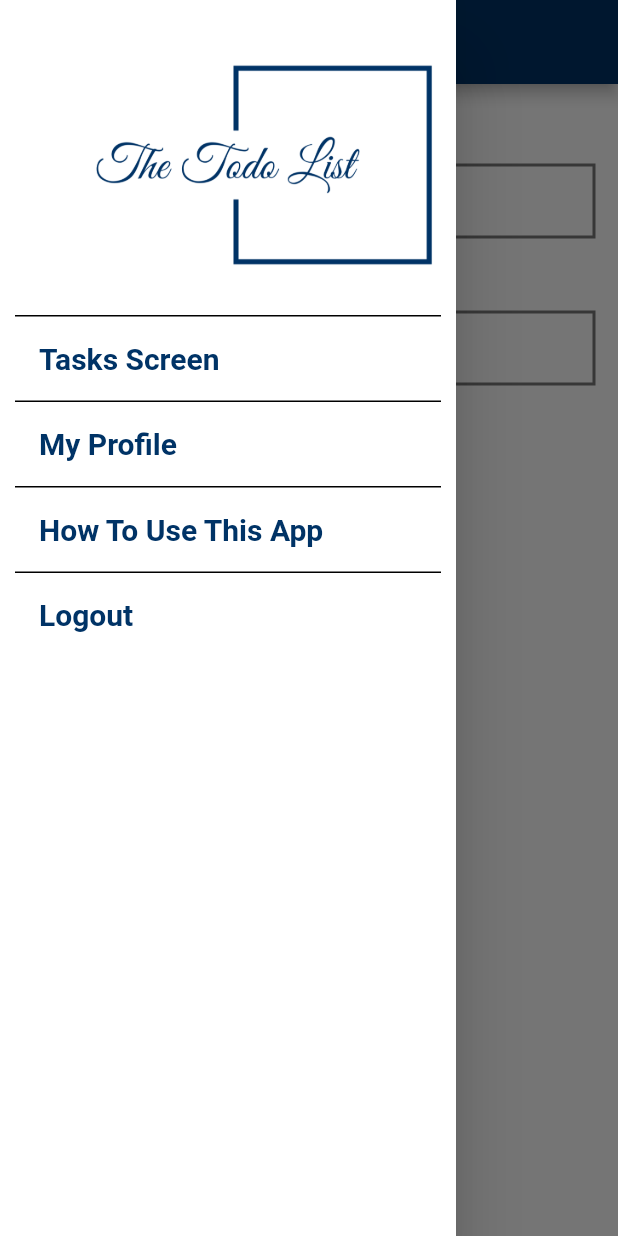
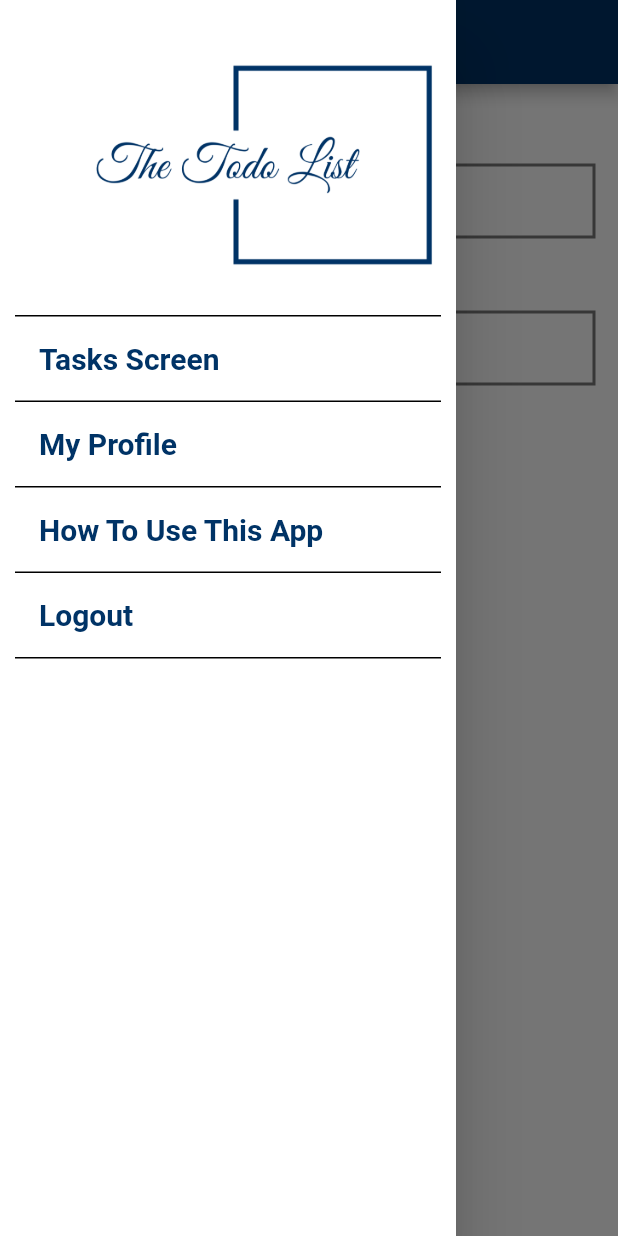
Before and after one commit to aunshpatel/the_todo_list, a Flutter app: the ProfilePage screen opened by its route, with the side drawer open, on a phone screen of 412 x 824 dp. Run offline on Flutter 3.47's test engine with Material 2 defaults, Android fonts, the phone set to English and light mode, and no system bars; our stand-ins replace cloud_firestore, firebase_auth, firebase_core, keyboard_actions, shared_preferences; missing offline and left inert: empty_widget, onboarding; accounts and stored records are empty.

Commit message:
UI Update

```diff
--- a/lib/screens/tasks_screen.dart
+++ b/lib/screens/tasks_screen.dart
@@ -25,6 +25,7 @@ class TasksScreen extends StatelessWidget {
                   leading: Builder(
                       builder: (BuildContext context){
                         return IconButton(
+                          color: kWhiteColor,
                           icon: const Icon(Icons.menu),
                           onPressed: () {
                             Scaffold.of(context).openDrawer();
@@ -36,6 +37,7 @@ class TasksScreen extends StatelessWidget {
                 ),
                 floatingActionButton: FloatingActionButton(
                   backgroundColor: kThemeBlueColor,
+                  foregroundColor: kWhiteColor,
                   onPressed: () {
                     Navigator.pushNamed(context, '/add_task_screen');
                     // showModalBottomSheet(
--- a/lib/screens/widgets/side_drawer.dart
+++ b/lib/screens/widgets/side_drawer.dart
@@ -92,7 +92,7 @@ class _MyDrawerState extends State<MyDrawer> {
               decoration: BoxDecoration(
                 border: Border(
                   bottom: BorderSide(
-                    color: kWhiteColor,
+                    color: kBlackColor,
                   )
                 )
               ),
```
